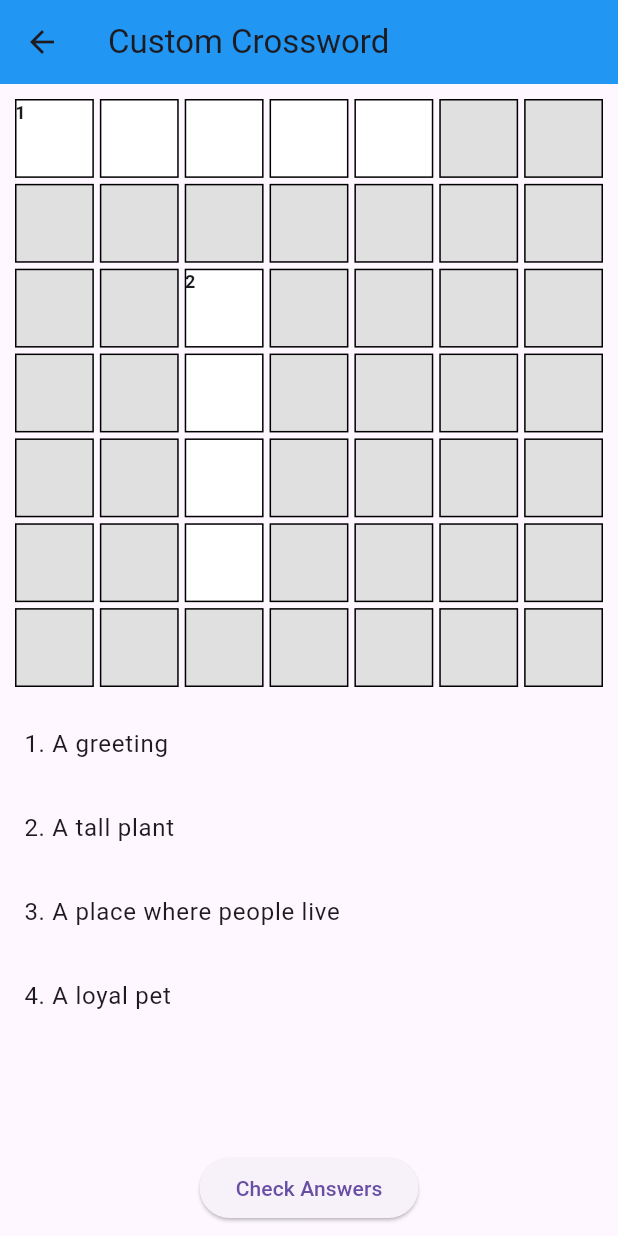
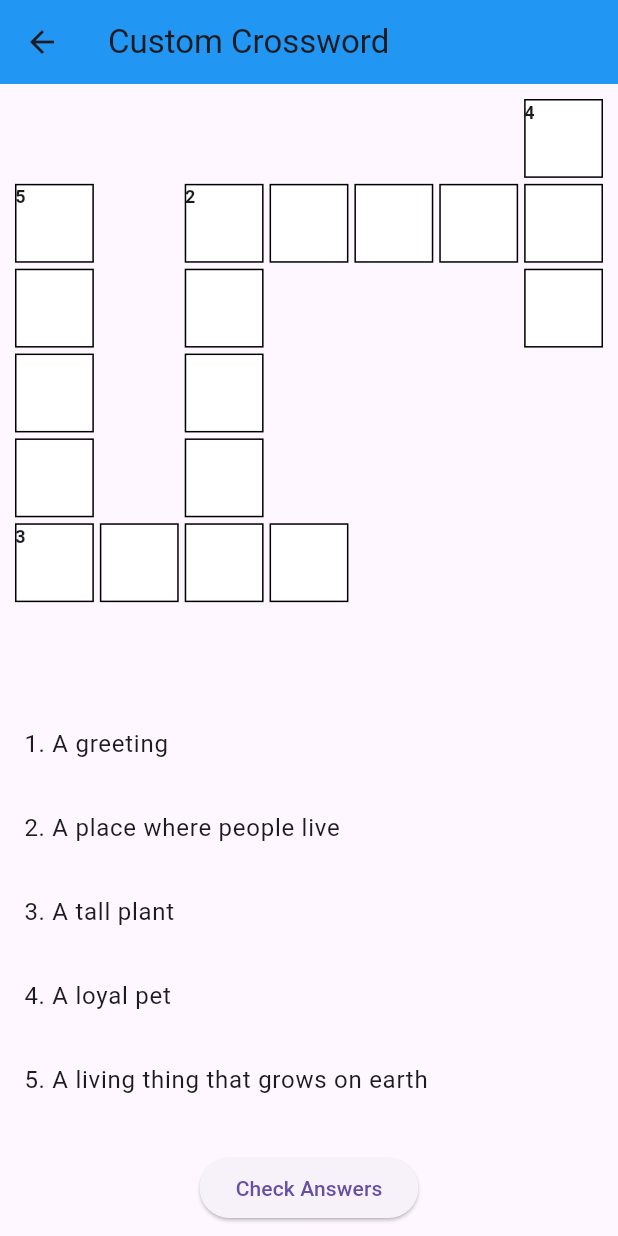
Before and after one commit to Chrislou23/flutter-group7, a Flutter app: the CrosswordGame screen opened directly, on a phone screen of 412 x 824 dp. Run offline on Flutter 3.47's test engine with Material 3 defaults, Android fonts, the phone set to English and light mode, and no system bars; our stand-ins replace firebase_core; accounts and stored records are empty.

Commit message:
Crossword hides the non-writable places Crossword simple game is done

```diff
--- a/lib/pages/games_page/crossword/crossword.dart
+++ b/lib/pages/games_page/crossword/crossword.dart
@@ -5,8 +5,24 @@ class CrosswordGame extends StatefulWidget {
   const CrosswordGame({super.key});
 
   @override
-  // ignore: library_private_types_in_public_api
   _CrosswordGameState createState() => _CrosswordGameState();
+}
+
+class CrosswordWord {
+  String word;
+  String clue;
+  int row;
+  int col;
+  bool isHorizontal;
+  int number;
+  CrosswordWord({
+    required this.word,
+    required this.clue,
+    required this.row,
+    required this.col,
+    required this.isHorizontal,
+    required this.number,
+  });
 }
 
 class _CrosswordGameState extends State<CrosswordGame> {
@@ -15,14 +31,47 @@ class _CrosswordGameState extends State<CrosswordGame> {
   late List<List<TextEditingController?>> controllers;
   late List<List<int?>> numbers;
 
-  final List<Map<String, String>> crosswordData = [
-    {'word': 'HELLO', 'clue': '1. A greeting'},
-    {'word': 'TREE', 'clue': '2. A tall plant'},
-    {'word': 'HOUSE', 'clue': '3. A place where people live'},
-    {'word': 'DOG', 'clue': '4. A loyal pet'}
+  TextEditingController wordInputController = TextEditingController();
+
+  final List<CrosswordWord> crosswordData = [
+    CrosswordWord(
+        word: 'HELLO',
+        clue: '1. A greeting',
+        row: 1,
+        col: 2,
+        isHorizontal: true,
+        number: 1),
+    CrosswordWord(
+        word: 'HOUSE',
+        clue: '2. A place where people live',
+        row: 1,
+        col: 2,
+        isHorizontal: false,
+        number: 2),
+    CrosswordWord(
+        word: 'TREE',
+        clue: '3. A tall plant',
+        row: 5,
+        col: 0,
+        isHorizontal: true,
+        number: 3),
+    CrosswordWord(
+        word: 'DOG',
+        clue: '4. A loyal pet',
+        row: 0,
+        col: 6,
+        isHorizontal: false,
+        number: 4),
+    CrosswordWord(
+        word: 'PLANT',
+        clue: '5. A living thing that grows on earth',
+        row: 1,
+        col: 0,
+        isHorizontal: false,
+        number: 5),
   ];
 
-  int? selectedClueIndex; // Store the index of the selected word
+  int? selectedClueIndex;
 
   @override
   void initState() {
@@ -34,26 +83,30 @@ class _CrosswordGameState extends State<CrosswordGame> {
   }
 
   void _generateCrossword() {
-    _placeWord('HELLO', 0, 0, true, 1);
-    _placeWord('TREE', 2, 2, false, 2);
-    _placeWord('HOUSE', 2, 2, true, 3);
-    _placeWord('DOG', 4, 2, true, 4);
+    for (var wordData in crosswordData) {
+      _placeWord(wordData.word, wordData.row, wordData.col,
+          wordData.isHorizontal, wordData.number);
+    }
   }
 
-  void _placeWord(
-      String word, int row, int col, bool isHorizontal, int number) {
+  void _placeWord(String word, int row, int col, bool isHorizontal, int number) {
     for (int i = 0; i < word.length; i++) {
       int currentRow = row + (isHorizontal ? 0 : i);
       int currentCol = col + (isHorizontal ? i : 0);
 
-      // If there's already a letter, check if it matches the one we're placing
+      // Vérifier les limites de la grille
+      if (currentRow >= gridSize || currentCol >= gridSize) {
+        return;
+      }
+
+      // Si une lettre existe déjà et est différente, ne pas placer le mot
       if (grid[currentRow][currentCol] != null &&
           grid[currentRow][currentCol] != word[i]) {
-        return; // Conflict found, don't place this word
+        return;
       }
 
       grid[currentRow][currentCol] = word[i];
-      controllers[currentRow][currentCol] = TextEditingController();
+      controllers[currentRow][currentCol] ??= TextEditingController();
       if (i == 0) {
         numbers[currentRow][currentCol] = number;
       }
@@ -72,56 +125,37 @@ class _CrosswordGameState extends State<CrosswordGame> {
     return true;
   }
 
-  // Handle clue selection
   void _selectClue(int index) {
     setState(() {
       selectedClueIndex = index;
+      wordInputController.clear();
     });
   }
 
-  // Function to update the grid based on user input in the selected word field
   void _updateSelectedWord(String input) {
     if (selectedClueIndex == null) return;
 
-    String word = crosswordData[selectedClueIndex!]['word']!;
-    int row, col;
-    bool isHorizontal;
-
-    // Positions based on where the words are placed
-    if (selectedClueIndex == 0) {
-      row = 0;
-      col = 0;
-      isHorizontal = true;
-    } else if (selectedClueIndex == 1) {
-      row = 2;
-      col = 2;
-      isHorizontal = false;
-    } else if (selectedClueIndex == 2) {
-      row = 2;
-      col = 2;
-      isHorizontal = true;
-    } else if (selectedClueIndex == 3) {
-      row = 4;
-      col = 2;
-      isHorizontal = true;
-    } else {
-      return;
-    }
+    var selectedWordData = crosswordData[selectedClueIndex!];
+    String word = selectedWordData.word;
+    int row = selectedWordData.row;
+    int col = selectedWordData.col;
+    bool isHorizontal = selectedWordData.isHorizontal;
 
     for (int i = 0; i < word.length && i < input.length; i++) {
-      if (isHorizontal) {
-        controllers[row][col + i]?.text = input[i].toUpperCase();
-      } else {
-        controllers[row + i][col]?.text = input[i].toUpperCase();
+      int currentRow = row + (isHorizontal ? 0 : i);
+      int currentCol = col + (isHorizontal ? i : 0);
+
+      if (currentRow >= gridSize || currentCol >= gridSize) {
+        continue;
       }
+
+      controllers[currentRow][currentCol]?.text = input[i].toUpperCase();
     }
   }
 
   @override
   Widget build(BuildContext context) {
-    double screenWidth = MediaQuery.of(context).size.width;
-    double screenHeight = MediaQuery.of(context).size.height;
-    double cellSize = min(screenWidth, screenHeight) / gridSize;
+    double cellSize = MediaQuery.of(context).size.width / gridSize;
 
     return Scaffold(
       appBar: AppBar(
@@ -147,34 +181,20 @@ class _CrosswordGameState extends State<CrosswordGame> {
                   String? letter = grid[row][col];
                   int? number = numbers[row][col];
 
+                  // Ne pas afficher les cases qui ne contiennent pas de lettres
+                  if (letter == null) {
+                    return Container(); // Retourner un conteneur vide pour les cases vides
+                  }
+
                   bool isHighlighted = false;
                   if (selectedClueIndex != null) {
-                    String word = crosswordData[selectedClueIndex!]['word']!;
-                    int startRow, startCol;
-                    bool horizontal;
+                    var selectedWord = crosswordData[selectedClueIndex!];
+                    int startRow = selectedWord.row;
+                    int startCol = selectedWord.col;
+                    String word = selectedWord.word;
+                    bool isHorizontal = selectedWord.isHorizontal;
 
-                    // Highlighting based on the selected word's position
-                    if (selectedClueIndex == 0) {
-                      startRow = 0;
-                      startCol = 0;
-                      horizontal = true;
-                    } else if (selectedClueIndex == 1) {
-                      startRow = 2;
-                      startCol = 2;
-                      horizontal = false;
-                    } else if (selectedClueIndex == 2) {
-                      startRow = 2;
-                      startCol = 2;
-                      horizontal = true;
-                    } else if (selectedClueIndex == 3) {
-                      startRow = 4;
-                      startCol = 2;
-                      horizontal = true;
-                    } else {
-                      return Container();
-                    }
-
-                    if (horizontal) {
+                    if (isHorizontal) {
                       isHighlighted = row == startRow &&
                           col >= startCol &&
                           col < startCol + word.length;
@@ -193,27 +213,16 @@ class _CrosswordGameState extends State<CrosswordGame> {
                         height: cellSize,
                         decoration: BoxDecoration(
                           border: Border.all(color: Colors.black),
-                          color: isHighlighted
-                              ? Colors.yellow
-                              : letter != null
-                                  ? Colors.white
-                                  : Colors.grey[300],
+                          color: isHighlighted ? Colors.yellow : Colors.white,
                         ),
-                        child: letter != null
-                            ? TextField(
-                                controller: controllers[row][col],
-                                textAlign: TextAlign.center,
-                                decoration: const InputDecoration(
-                                    border: InputBorder.none),
-                                style: const TextStyle(fontSize: 20),
-                                maxLength: 1,
-                                buildCounter: (_,
-                                        {int? currentLength,
-                                        bool? isFocused,
-                                        int? maxLength}) =>
-                                    null,
-                              )
-                            : null,
+                        child: TextField(
+                          controller: controllers[row][col],
+                          textAlign: TextAlign.center,
+                          decoration: const InputDecoration(border: InputBorder.none),
+                          style: const TextStyle(fontSize: 20),
+                          maxLength: 1,
+                          buildCounter: (_, {int? currentLength, bool? isFocused, int? maxLength}) => null,
+                        ),
                       ),
                       if (number != null)
                         Positioned(
@@ -236,7 +245,7 @@ class _CrosswordGameState extends State<CrosswordGame> {
               itemCount: crosswordData.length,
               itemBuilder: (BuildContext context, int index) {
                 return ListTile(
-                  title: Text(crosswordData[index]['clue']!),
+                  title: Text(crosswordData[index].clue),
                   onTap: () => _selectClue(index),
                   selected: selectedClueIndex == index,
                 );
@@ -247,6 +256,7 @@ class _CrosswordGameState extends State<CrosswordGame> {
             Padding(
               padding: const EdgeInsets.all(8.0),
               child: TextField(
+                controller: wordInputController,
                 decoration: const InputDecoration(
                   labelText: 'Enter the word for the selected clue',
                   border: OutlineInputBorder(),
@@ -264,8 +274,7 @@ class _CrosswordGameState extends State<CrosswordGame> {
                     builder: (BuildContext context) {
                       return AlertDialog(
                         title: const Text('Congratulations!'),
-                        content:
-                            const Text('You have completed the crossword!'),
+                        content: const Text('You have completed the crossword!'),
                         actions: <Widget>[
                           TextButton(
                             child: const Text('OK'),
```
